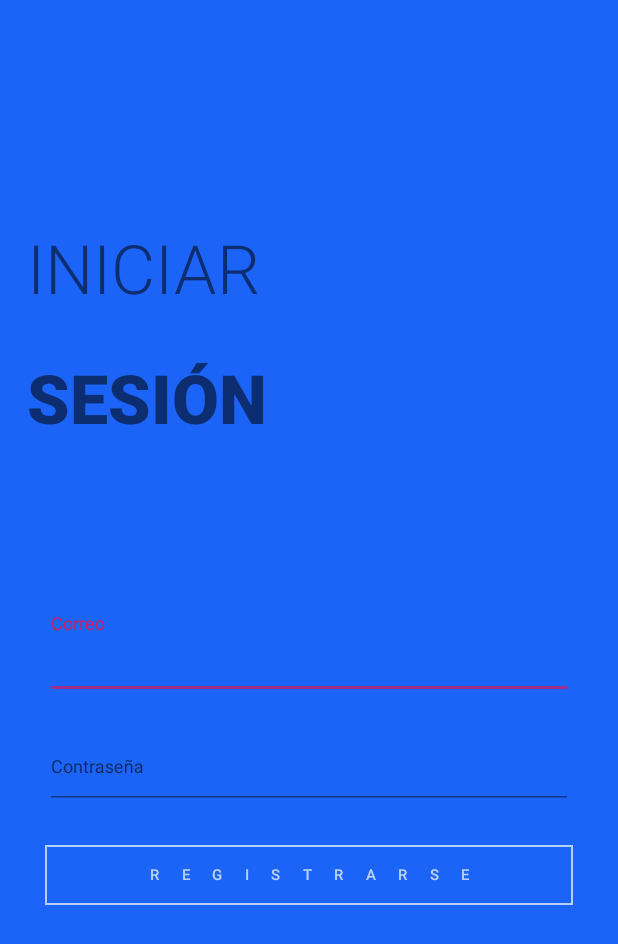
After one commit to ifangeek/ProyectoX, an Android app: the layout activity_register.xml on its own in the app's theme, with its tools: preview values and no code run, on a phone screen of 412 x 824 dp. The commit adds this screen. Shown: the top 944 px of the screen. Run offline under Robolectric (Android 15) with nearby library versions, the phone set to English and light mode, and no system bars.

Commit message:
signup done

```diff
--- a/app/build.gradle
+++ b/app/build.gradle
@@ -1,4 +1,5 @@
 apply plugin: 'com.android.application'
+apply plugin: 'kotlin-android'
 
 android {
     compileSdkVersion 27
@@ -31,5 +32,11 @@ dependencies {
     implementation 'com.google.firebase:firebase-core:15.0.2'
     implementation 'com.google.firebase:firebase-database:15.0.1'
     implementation 'com.google.firebase:firebase-auth:15.1.0'
+    compile "org.jetbrains.kotlin:kotlin-stdlib-jdk7:$kotlin_version"
+
+
 }
 apply plugin: 'com.google.gms.google-services'
+repositories {
+    mavenCentral()
+}
--- a/app/src/main/AndroidManifest.xml
+++ b/app/src/main/AndroidManifest.xml
@@ -16,6 +16,7 @@
                 <category android:name="android.intent.category.LAUNCHER" />
             </intent-filter>
         </activity>
+        <activity android:name=".RegisterActivity"></activity>
     </application>
 
 </manifest>
--- /dev/null
+++ b/app/src/main/java/ifangeek/com/proyectox/MainActivity.kt
@@ -0,0 +1,33 @@
+package ifangeek.com.proyectox
+
+import android.content.Intent
+import android.support.v7.app.AppCompatActivity
+import android.os.Bundle
+import android.widget.Button
+import android.widget.EditText
+
+import com.google.firebase.auth.FirebaseAuth
+
+
+
+class MainActivity : AppCompatActivity() {
+
+
+    protected var etEmail: EditText? = null
+    protected var etPassword: EditText? = null
+    protected var btnLogin: Button? = null
+    protected var btnRegister: Button? = null
+
+
+    private lateinit var mAuth: FirebaseAuth
+    override fun onCreate(savedInstanceState: Bundle?) {
+        super.onCreate(savedInstanceState)
+        setContentView(R.layout.activity_login)
+        mAuth = FirebaseAuth.getInstance()
+
+        btnRegister!!.setOnClickListener {
+            val intent = Intent(baseContext,RegisterActivity::class.java)
+            startActivity(intent)
+        }
+    }
+}
--- a/app/src/main/java/ifangeek/com/proyectox/MainActivity.java
+++ b/app/src/main/java/ifangeek/com/proyectox/RegisterActivity.java
@@ -3,18 +3,11 @@ package ifangeek.com.proyectox;
 import android.support.v7.app.AppCompatActivity;
 import android.os.Bundle;
 
-import com.google.firebase.auth.FirebaseAuth;
-
-public class MainActivity extends AppCompatActivity {
-
-    private FirebaseAuth mAuth;
-
+public class RegisterActivity extends AppCompatActivity {
 
     @Override
     protected void onCreate(Bundle savedInstanceState) {
         super.onCreate(savedInstanceState);
-        setContentView(R.layout.activity_main);
-
-        mAuth.getInstance();
+        setContentView(R.layout.activity_register);
     }
 }
--- /dev/null
+++ b/app/src/main/res/drawable/border_button.xml
@@ -0,0 +1,9 @@
+<?xml version="1.0" encoding="utf-8"?>
+<shape xmlns:android="http://schemas.android.com/apk/res/android"
+    android:shape="rectangle">
+
+    <stroke android:color="@android:color/white"
+        android:width="1.5dp"/>
+
+
+</shape>
--- /dev/null
+++ b/app/src/main/res/layout/activity_register.xml
@@ -0,0 +1,109 @@
+<?xml version="1.0" encoding="utf-8"?>
+<android.support.constraint.ConstraintLayout xmlns:android="http://schemas.android.com/apk/res/android"
+    xmlns:app="http://schemas.android.com/apk/res-auto"
+    xmlns:tools="http://schemas.android.com/tools"
+    android:layout_width="match_parent"
+    android:layout_height="match_parent"
+    android:background="@color/colorPrimary"
+    android:padding="10dp"
+    tools:context=".RegisterActivity">
+
+
+    <TextView
+        android:layout_width="match_parent"
+        android:layout_height="wrap_content"
+        android:layout_marginBottom="8dp"
+        android:layout_marginEnd="8dp"
+        android:layout_marginStart="8dp"
+        android:layout_marginTop="120dp"
+        android:fontFamily="sans-serif-light"
+        android:gravity="start|center"
+        android:text="INICIAR"
+        android:textSize="45dp"
+        app:layout_constraintBottom_toTopOf="@+id/textView2"
+        app:layout_constraintEnd_toEndOf="parent"
+        app:layout_constraintStart_toStartOf="parent"
+        app:layout_constraintTop_toTopOf="parent" />
+
+    <TextView
+        android:id="@+id/textView2"
+        android:layout_width="match_parent"
+        android:layout_height="wrap_content"
+        android:layout_marginBottom="8dp"
+        android:layout_marginEnd="8dp"
+        android:layout_marginStart="8dp"
+        android:layout_marginTop="0dp"
+        android:fontFamily="sans-serif-black"
+        android:gravity="start|center"
+        android:text="SESIÓN"
+        android:textSize="45dp"
+        app:layout_constraintBottom_toTopOf="@+id/text_input_reg_email"
+        app:layout_constraintEnd_toEndOf="parent"
+        app:layout_constraintStart_toStartOf="parent"
+        app:layout_constraintTop_toTopOf="parent"
+        app:layout_constraintVertical_bias="0.681" />
+
+
+    <android.support.design.widget.TextInputLayout
+        android:id="@+id/text_input_reg_email"
+        android:layout_width="match_parent"
+        android:layout_height="wrap_content"
+        android:layout_marginEnd="20dp"
+        android:layout_marginStart="20dp"
+        android:layout_marginTop="50dp"
+        app:layout_constraintEnd_toEndOf="parent"
+        app:layout_constraintStart_toStartOf="parent"
+        app:layout_constraintTop_toTopOf="parent"
+        app:layout_constraintBottom_toBottomOf="parent">
+
+        <EditText
+            android:id="@+id/et_reg_email"
+            android:paddingBottom="20dp"
+            android:layout_width="match_parent"
+            android:layout_height="wrap_content"
+            android:alpha="0.7"
+            android:textSize="12sp"
+            android:hint="Correo" />
+
+    </android.support.design.widget.TextInputLayout>
+
+    <android.support.design.widget.TextInputLayout
+        android:id="@+id/text_input_reg_password"
+        android:layout_width="match_parent"
+        android:layout_height="wrap_content"
+        android:layout_marginTop="16dp"
+        android:layout_marginStart="20dp"
+        android:layout_marginEnd="20dp"
+        app:layout_constraintEnd_toEndOf="@+id/text_input_reg_email"
+        app:layout_constraintTop_toBottomOf="@+id/text_input_reg_email">
+
+        <EditText
+            android:paddingBottom="20dp"
+            android:id="@+id/et_reg_password"
+            android:layout_width="match_parent"
+            android:layout_height="wrap_content"
+            android:textSize="12sp"
+            android:hint="Contraseña"
+            android:alpha="0.7"/>
+
+    </android.support.design.widget.TextInputLayout>
+
+    <Button
+        android:layout_width="match_parent"
+        android:layout_height="40dp"
+        android:layout_marginTop="24dp"
+        android:layout_marginStart="20dp"
+        android:layout_marginEnd="20dp"
+        android:text="Registrarse"
+        android:elevation="1dp"
+        android:textSize="10sp"
+        android:letterSpacing="1.5"
+        android:alpha="0.7"
+        android:textColor="@android:color/white"
+        android:background="@drawable/border_button"
+        app:layout_constraintEnd_toEndOf="@+id/text_input_reg_password"
+        app:layout_constraintStart_toStartOf="@+id/text_input_reg_password"
+        app:layout_constraintTop_toBottomOf="@+id/text_input_reg_password" />
+
+
+</android.support.constraint.ConstraintLayout>
--- a/app/src/main/res/values/colors.xml
+++ b/app/src/main/res/values/colors.xml
@@ -1,6 +1,6 @@
 <?xml version="1.0" encoding="utf-8"?>
 <resources>
-    <color name="colorPrimary">#008577</color>
+    <color name="colorPrimary">#1b64f7</color>
     <color name="colorPrimaryDark">#00574B</color>
     <color name="colorAccent">#D81B60</color>
 </resources>
--- a/build.gradle
+++ b/build.gradle
@@ -1,6 +1,7 @@
 // Top-level build file where you can add configuration options common to all sub-projects/modules.
 
 buildscript {
+    ext.kotlin_version = '1.2.41'
 
     repositories {
         google()
@@ -9,7 +10,7 @@ buildscript {
     dependencies {
         classpath 'com.android.tools.build:gradle:3.2.0-alpha14'
         classpath 'com.google.gms:google-services:3.2.0'
-
+        classpath "org.jetbrains.kotlin:kotlin-gradle-plugin:$kotlin_version"
 
         // NOTE: Do not place your application dependencies here; they belong
         // in the individual module build.gradle files
```
Also changed, not shown: app/src/main/res/layout/activity_login.xml (renamed from app/src/main/res/layout/activity_main.xml).
